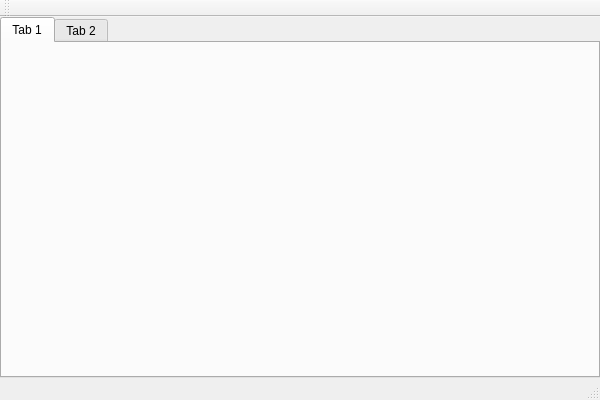
This is viMarkdown/viMarkdown/MainWindow.ui in vivisuke/viMarkdown as Qt 5 draws it before an edit. The edited form follows.
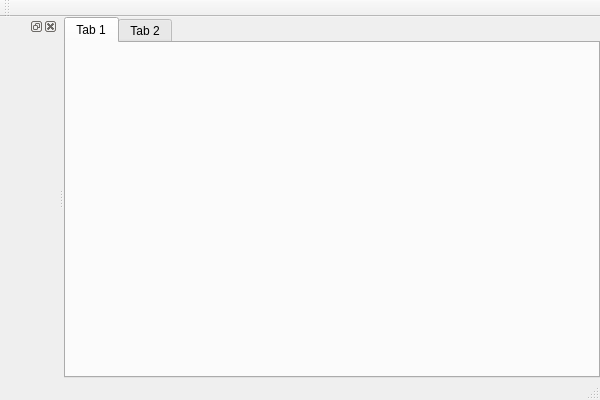
This is the edited form.

Commit message: 0003 ◎ C 12/13 12/13 0.001│ToDo│アウトライン用ドッキングウィンドウ追加

What changed in the file:
```diff
--- a/viMarkdown/viMarkdown/MainWindow.ui
+++ b/viMarkdown/viMarkdown/MainWindow.ui
@@ -62,6 +62,12 @@
    </attribute>
   </widget>
   <widget class="QStatusBar" name="statusBar"/>
+  <widget class="QDockWidget" name="dockWidget">
+   <attribute name="dockWidgetArea">
+    <number>1</number>
+   </attribute>
+   <widget class="QWidget" name="dockWidgetContents"/>
+  </widget>
  </widget>
  <layoutdefault spacing="6" margin="11"/>
  <resources>
```
The commit also changes 1 other file.
